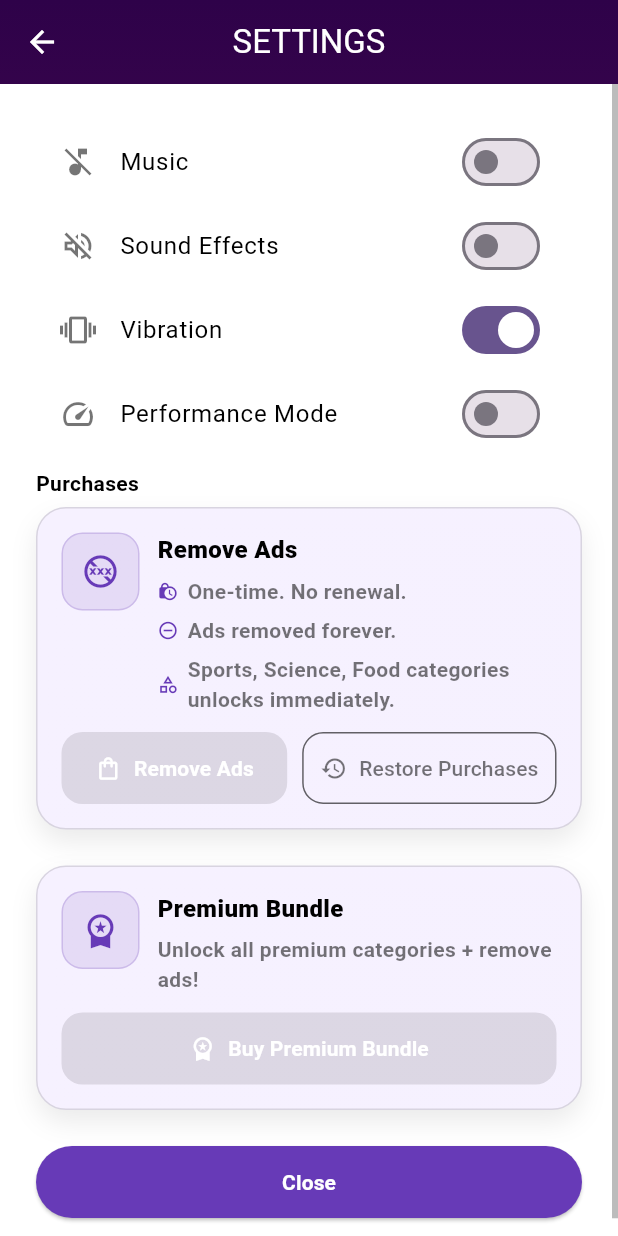
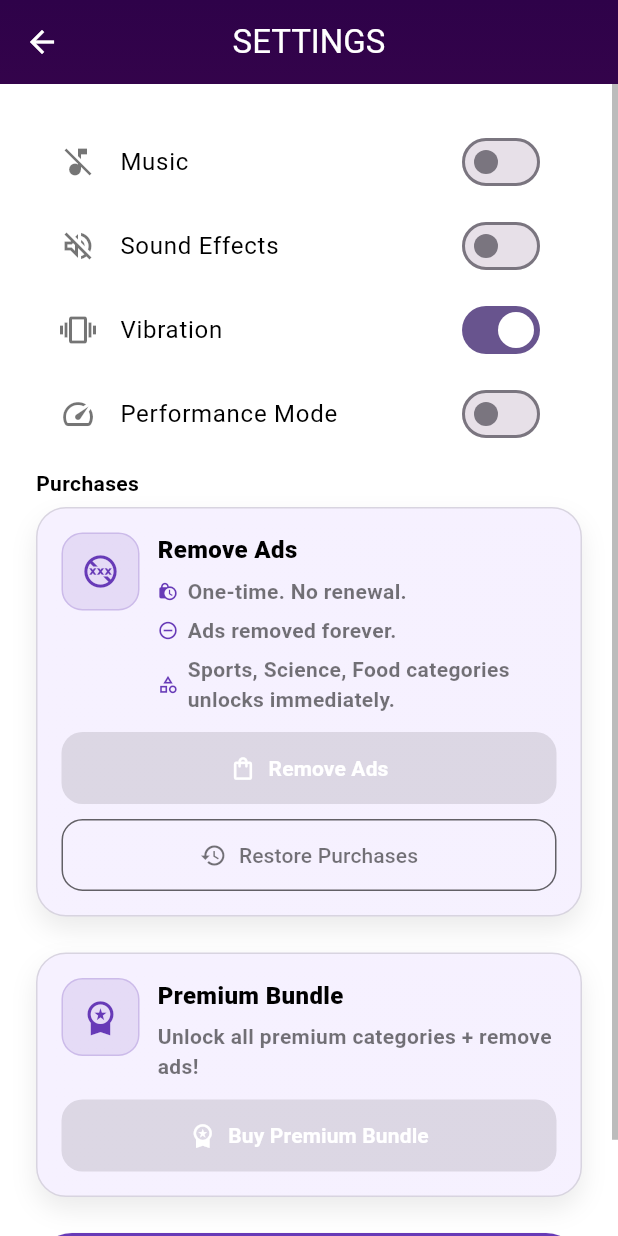
Before and after one commit to dogukan0055/taboo, a Flutter app: the SettingsScreen screen opened directly, on a phone screen of 412 x 824 dp. Run offline on Flutter 3.47's test engine with Material 3 defaults, Android fonts, the phone set to English and light mode, and no system bars; our stand-ins replace audioplayers, google_mobile_ads, in_app_purchase, lottie, share_plus, shared_preferences; missing offline and left inert: games_services; accounts and stored records are empty; project files that could hold a hidden picture were left out.

Commit message:
final steps

```diff
--- a/onu_soyleyemiyoruz/lib/game_provider.dart
+++ b/onu_soyleyemiyoruz/lib/game_provider.dart
@@ -474,6 +474,32 @@ class GameProvider extends ChangeNotifier {
     return null;
   }
 
+  String? _currencySymbol(String? code) {
+    switch (code?.toUpperCase()) {
+      case "TRY":
+        return "₺";
+    }
+    return null;
+  }
+
+  String _formatPrice(ProductDetails product) {
+    // Prefer the store-provided formatted price. Only patch in a symbol when
+    // the store reports TRY but omits the symbol for some reason.
+    final String? detectedSymbol = _currencySymbol(product.currencyCode);
+    final price = product.price;
+    if (detectedSymbol == null || price.contains(detectedSymbol)) {
+      return price;
+    }
+    final raw = product.rawPrice;
+    if (raw != null) {
+      final bool isWhole = raw == raw.roundToDouble();
+      final String amount =
+          isWhole ? raw.toStringAsFixed(0) : raw.toStringAsFixed(2);
+      return "$detectedSymbol$amount";
+    }
+    return "$detectedSymbol$price";
+  }
+
   ProductDetails? _productById(String productId) {
     for (final p in _products) {
       if (p.id == productId) return p;
@@ -481,7 +507,11 @@ class GameProvider extends ChangeNotifier {
     return null;
   }
 
-  String? priceForProduct(String productId) => _productById(productId)?.price;
+  String? priceForProduct(String productId) {
+    final product = _productById(productId);
+    if (product == null) return null;
+    return _formatPrice(product);
+  }
 
   String? priceForCategory(String category) {
     final productId = _premiumCategoryProductIds[category];
@@ -491,6 +521,16 @@ class GameProvider extends ChangeNotifier {
 
   String? get removeAdsPrice => priceForProduct(_removeAdsProductId);
   String? get premiumBundlePrice => priceForProduct(_premiumBundleProductId);
+
+  String? get activeTimedRewardCategory {
+    final now = DateTime.now();
+    for (final entry in _rewardedCategoryUnlocks.entries) {
+      if (entry.value.isAfter(now)) {
+        return entry.key;
+      }
+    }
+    return null;
+  }
 
   Future<void> buyRemoveAds() async {
     if (!iapAvailable) return;
@@ -685,6 +725,12 @@ class GameProvider extends ChangeNotifier {
     if (access == CategoryAccess.premium &&
         _purchasedCategoryIds.contains(category)) {
       return true;
+    }
+    if (access == CategoryAccess.premium) {
+      final activeTimed = activeTimedRewardCategory;
+      if (activeTimed != null && activeTimed != category) {
+        return false;
+      }
     }
     final rewarded = await showRewardedAd();
     if (!rewarded) return false;
@@ -1223,7 +1269,7 @@ class GameProvider extends ChangeNotifier {
         "remove_ads_owned": "Reklamlar kaldırıldı",
         "restore_purchases": "Satın Alımları Geri Yükle",
         "watch_ad_unlock": "Reklam izle",
-        "watch_ad_1h": "İzle ve 1 saatliğine aç",
+        "watch_ad_1h": "İzle & 1 saatlik aç",
         "buy_unlock_forever": "Satın al, kalıcı aç",
         "watch_ad_unlock_short": "İZLE VE AÇ",
         "buy_unlock_short": "SATIN AL VE AÇ",
@@ -1231,11 +1277,15 @@ class GameProvider extends ChangeNotifier {
         "unlock_category_body_ad":
             "{category} kategorisini açmak için reklam izle",
         "unlock_category_body_premium":
-            "{category} kategorisini 1 saatliğine açmak için reklam izle veya satın al",
+            "{category} kategorisini 1 saatliğine açmak için reklam izle veya 4 premium kategoriye sahip olmak için satın al",
         "unlock_success": "{category} açıldı",
         "unlock_failed": "Reklam şu an hazır değil",
         "unlock_redeemed_forever": "{category} kalıcı açıldı",
         "unlock_redeemed_1h": "{category} 1 saatliğine açıldı",
+        "reward_limit_reached":
+            "{category} için 1 saatlik erişim sona erdi. Yeniden açmalısın.",
+        "reward_active_warning":
+            "Premium kategorilerden biri şu anda zaten kullanımda. Süre bitince tekrar deneyebilirsin.",
         "badge_locked": "KİLİTLİ",
         "badge_paid": "PARALI",
         "badge_ad": "REKLAMLA",
@@ -1308,7 +1358,7 @@ class GameProvider extends ChangeNotifier {
         "custom_empty_warning": "Custom category is empty. Add words first.",
         "categories_updated": "Categories updated",
         "status_on": "ON",
-        "status_partial": "PARTIAL ON",
+        "status_partial": "PARTIAL",
         "status_off": "OFF",
         "words_button": "WORDS",
         "no_cards": "No Cards",
@@ -1489,11 +1539,15 @@ class GameProvider extends ChangeNotifier {
         "unlock_category_body_ad":
             "Watch an ad to unlock the {category} category",
         "unlock_category_body_premium":
-            "Watch an ad to unlock for 1 hour or buy the {category} category",
+            "Watch an ad to unlock {category} for 1 hour or buy the 4 premium category to unlock all for good.",
         "unlock_success": "{category} unlocked",
         "unlock_failed": "Ad is not ready",
         "unlock_redeemed_forever": "{category} unlocked forever",
         "unlock_redeemed_1h": "{category} unlocked for 1 hour",
+        "reward_limit_reached":
+            "{category} 1-hour access ended. Please unlock again.",
+        "reward_active_warning":
+            "Another premium category is already unlocked. Try again when it ends.",
         "badge_locked": "LOCKED",
         "badge_paid": "PAID",
         "badge_ad": "AD",
--- a/onu_soyleyemiyoruz/lib/sections/settings_sheet.dart
+++ b/onu_soyleyemiyoruz/lib/sections/settings_sheet.dart
@@ -462,39 +462,32 @@ class _SettingsScreenState extends State<SettingsScreen> {
                                 ),
                               ],
                               const SizedBox(height: 12),
-                              Row(
-                                children: [
-                                  Expanded(
-                                    child: ElevatedButton.icon(
+                              LayoutBuilder(
+                                builder: (context, c) {
+                                  final bool stackButtons = c.maxWidth < 400;
+                                  final bool showRemoveAds = !game.adsRemoved;
+                                  final removeAdsButton = ElevatedButton.icon(
                                     onPressed:
-                                          game.adsRemoved || !game.iapAvailable
+                                        !game.iapAvailable
                                         ? null
                                         : () async {
                                             await game.playClick();
                                             await game.buyRemoveAds();
                                           },
                                     style: ElevatedButton.styleFrom(
-                                        backgroundColor: game.adsRemoved
-                                            ? Colors.grey
-                                            : adsAccent,
+                                      backgroundColor: adsAccent,
                                       padding: const EdgeInsets.all(14),
                                       elevation: 0,
                                       shape: RoundedRectangleBorder(
-                                          borderRadius: BorderRadius.circular(
-                                            14,
+                                        borderRadius: BorderRadius.circular(14),
                                       ),
                                     ),
-                                      ),
-                                      icon: Icon(
-                                        game.adsRemoved
-                                            ? Icons.check
-                                            : Icons.shopping_bag_outlined,
+                                    icon: const Icon(
+                                      Icons.shopping_bag_outlined,
                                       color: Colors.white,
                                     ),
                                     label: Text(
-                                        game.adsRemoved
-                                            ? game.t("remove_ads_owned")
-                                            : game.removeAdsPrice != null
+                                      game.removeAdsPrice != null
                                           ? "${game.t("remove_ads")} • ${game.removeAdsPrice!}"
                                           : game.t("remove_ads"),
                                       style: const TextStyle(
@@ -502,10 +495,8 @@ class _SettingsScreenState extends State<SettingsScreen> {
                                         fontWeight: FontWeight.bold,
                                       ),
                                     ),
-                                    ),
-                                  ),
-                                  const SizedBox(width: 10),
-                                  OutlinedButton.icon(
+                                  );
+                                  final restoreButton = OutlinedButton.icon(
                                     onPressed: game.iapAvailable
                                         ? () async {
                                             await game.playClick();
@@ -530,8 +521,38 @@ class _SettingsScreenState extends State<SettingsScreen> {
                                       game.t("restore_purchases"),
                                       style: TextStyle(color: iconColor),
                                     ),
+                                  );
+                                  if (!showRemoveAds) {
+                                    return SizedBox(
+                                      width: double.infinity,
+                                      child: restoreButton,
+                                    );
+                                  }
+                                  if (stackButtons) {
+                                    return Column(
+                                      crossAxisAlignment:
+                                          CrossAxisAlignment.stretch,
+                                      children: [
+                                        SizedBox(
+                                          width: double.infinity,
+                                          child: removeAdsButton,
+                                        ),
+                                        const SizedBox(height: 10),
+                                        SizedBox(
+                                          width: double.infinity,
+                                          child: restoreButton,
                                         ),
                                       ],
+                                    );
+                                  }
+                                  return Row(
+                                    children: [
+                                      Expanded(child: removeAdsButton),
+                                      const SizedBox(width: 10),
+                                      restoreButton,
+                                    ],
+                                  );
+                                },
                               ),
                             ],
                           ),
```
Also changed, not shown: onu_soyleyemiyoruz/lib/sections/category_management.dart (+109 -5 lines), onu_soyleyemiyoruz/lib/sections/gameplay.dart (+18 -1 lines). Lines whose indentation alone changed are shown as unchanged.
